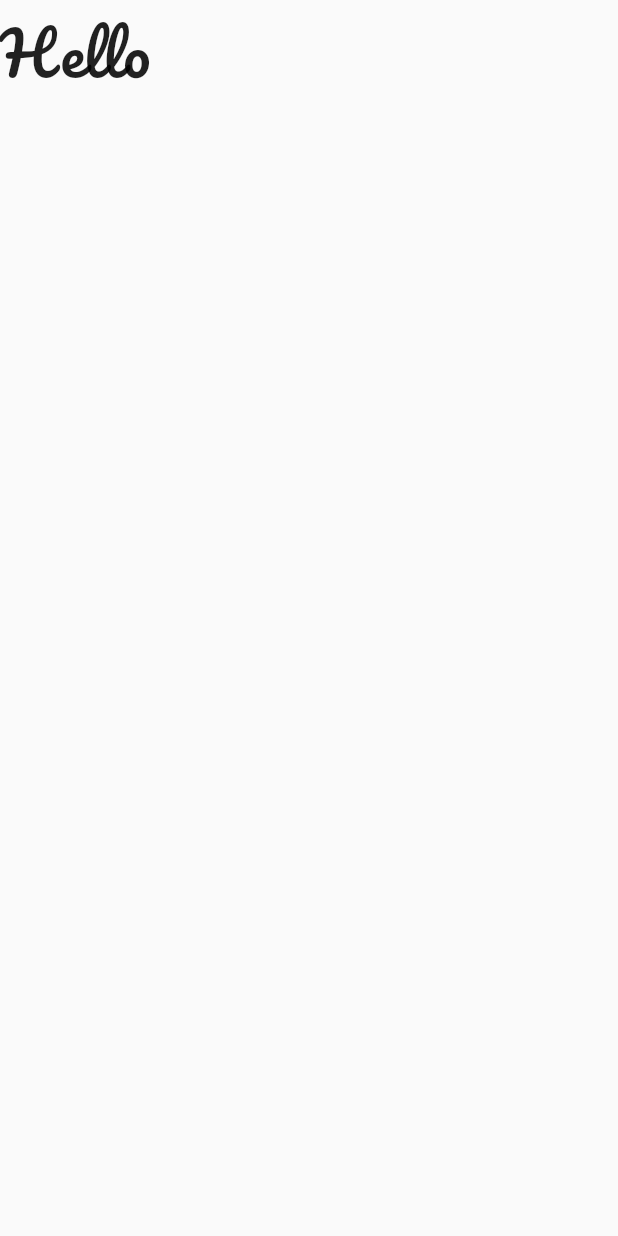
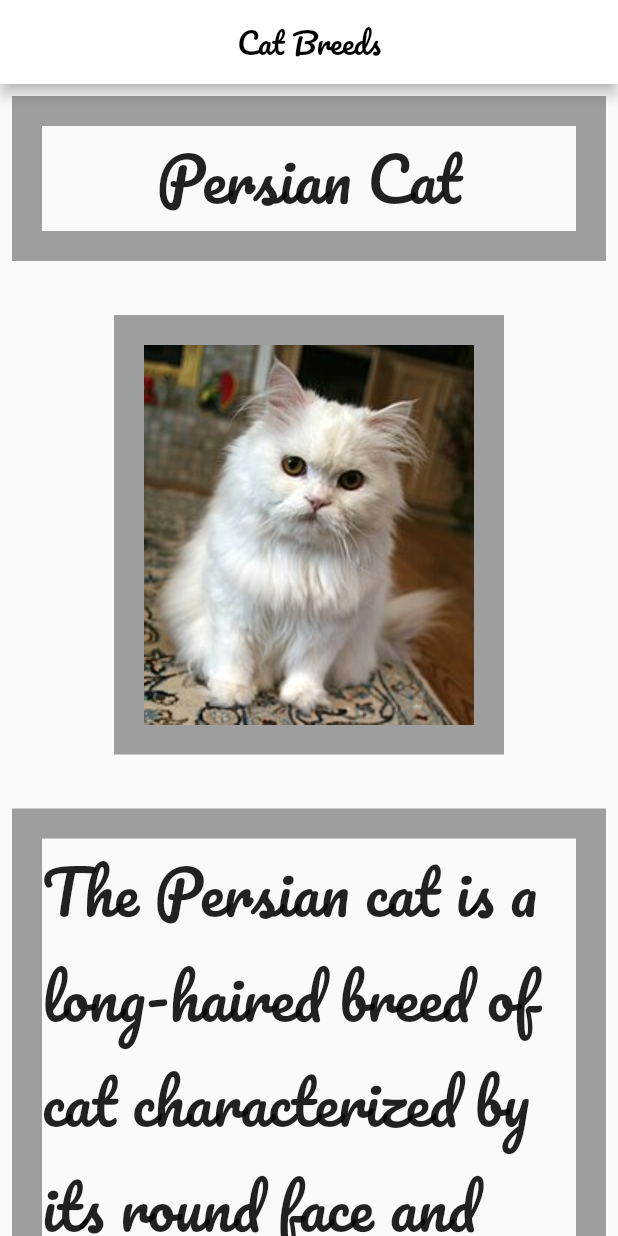
Before and after one commit to CodeMaster123FTW/Cat-Breeds, a Flutter app: the screen it shows after launch, on a phone screen of 412 x 824 dp. Run offline on Flutter 3.47's test engine with Material 2 defaults, Android fonts, the phone set to English and light mode, and no system bars; our stand-ins replace google_fonts.

Commit message:
Set up routes, home page and the fonts

```diff
--- a/catbreeds/lib/screens/home_page.dart
+++ b/catbreeds/lib/screens/home_page.dart
@@ -6,7 +6,56 @@ class HomePage extends StatelessWidget {
   @override
   Widget build(BuildContext context) {
     return Scaffold(
-      body: Text('Hello', style: TextStyle(fontSize: 40)),
+      body: SingleChildScrollView(
+        child: Column(
+          children: [
+            Padding(
+              padding: const EdgeInsets.all(8.0),
+              child: Container(
+                child: Text('Persian Cat', style: TextStyle(fontSize: 40)),
+                alignment: Alignment.center,
+                decoration: BoxDecoration(border: Border.all(color: Colors.grey, width: 20))
+              ),
+            ),
+
+            SizedBox(height: 20, width: 20),
+
+            Padding(
+              padding: const EdgeInsets.all(8.0),
+              child: Container(
+                child: Image.asset('assets/images/persian.jpg'),
+                decoration: BoxDecoration(border: Border.all(color: Colors.grey, width: 20)),
+              ),
+            ),
+
+            SizedBox(height: 20, width: 20),
+
+            Padding(
+              padding: const EdgeInsets.all(8.0),
+              child: Container(
+                child: Text('The Persian cat is a long-haired breed of cat characterized by its round face and short muzzle. It is also known as the "Persian Longhair" in English-speaking countries. The first documented ancestors of Persian cats were imported into Italy from Persia around 1620.', style: TextStyle(fontSize: 40)),
+                decoration: BoxDecoration(border: Border.all(color: Colors.grey, width: 20))
+              ),
+            ),
+
+            SizedBox(height: 20, width: 20),
+
+            Padding(
+              padding: const EdgeInsets.all(8.0),
+              child: Container(
+                child: Text('British Short Hair', style: TextStyle(fontSize: 40)),
+                alignment: Alignment.center,
+                decoration: BoxDecoration(border: Border.all(color: Colors.grey, width: 20))
+              ),
+            )
+          ],
+        ),
+      ),
+      appBar: AppBar(
+        title: const Text('Cat Breeds', style: TextStyle(color: Colors.black)),
+        centerTitle: true,
+        backgroundColor: Colors.white,
+      )
     );
   }
 }
--- a/catbreeds/pubspec.yaml
+++ b/catbreeds/pubspec.yaml
@@ -59,8 +59,8 @@ flutter:
   uses-material-design: true
 
   # To add assets to your application, add an assets section, like this:
-  # assets:
-  #   - images/a_dot_burr.jpeg
+  assets:
+      - assets/images/
   #   - images/a_dot_ham.jpeg
 
   # An image asset can refer to one or more resolution-specific "variants", see
```
Also changed, not shown: catbreeds/assets/images/britishshorthair.jpg (added), catbreeds/assets/images/cat-marshmellows.jpg (added), catbreeds/assets/images/ginger.jpeg (added), catbreeds/assets/images/persian.jpg (added), catbreeds/assets/images/savanna.jpg (added), catbreeds/assets/images/siamese.jpg (added), 1 other file.
